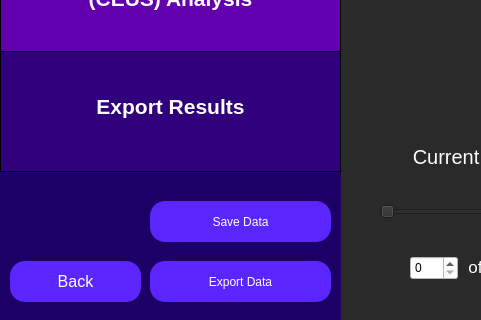
azifan/Qultra, file CeusMcTool2d/ceusAnalysis.ui: the form before one commit; both pictures show x 0 to 481 and y 429 to 749 of the 1175 by 749 pixel window.
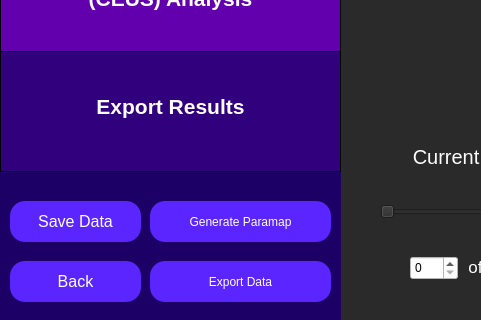
The form after the commit.

Commit message: 2d ceus paramap in GUI w overlap

Patch:
```diff
--- a/CeusMcTool2d/ceusAnalysis.ui
+++ b/CeusMcTool2d/ceusAnalysis.ui
@@ -11,7 +11,7 @@
    </rect>
   </property>
   <property name="windowTitle">
-   <string>Select Region of Interest</string>
+   <string>CEUS Analysis</string>
   </property>
   <property name="styleSheet">
    <string notr="true">QWidget {
@@ -344,7 +344,7 @@
      </property>
     </widget>
    </widget>
-   <widget class="QPushButton" name="saveDataButton">
+   <widget class="QPushButton" name="genParamapButton">
     <property name="geometry">
      <rect>
       <x>150</x>
@@ -368,7 +368,7 @@
 }</string>
     </property>
     <property name="text">
-     <string>Save Data</string>
+     <string>Generate Paramap</string>
     </property>
    </widget>
    <widget class="QPushButton" name="exportDataButton">
@@ -1200,6 +1200,27 @@
     <enum>QFrame::Raised</enum>
    </property>
   </widget>
+  <widget class="QPushButton" name="saveDataButton">
+   <property name="geometry">
+    <rect>
+     <x>10</x>
+     <y>630</y>
+     <width>131</width>
+     <height>41</height>
+    </rect>
+   </property>
+   <property name="styleSheet">
+    <string notr="true">QPushButton {
+	color: white;
+	font-size: 16px;
+	background: rgb(90, 37, 255);
+	border-radius: 15px;
+}</string>
+   </property>
+   <property name="text">
+    <string>Save Data</string>
+   </property>
+  </widget>
   <zorder>ticDisplay</zorder>
   <zorder>curSliceLabel</zorder>
   <zorder>curSliceSlider</zorder>
@@ -1235,6 +1256,7 @@
   <zorder>tpParamapButton</zorder>
   <zorder>backFromParamapButton</zorder>
   <zorder>legend</zorder>
+  <zorder>saveDataButton</zorder>
  </widget>
  <resources/>
  <connections/>
```
The commit also changes 8 other files.
